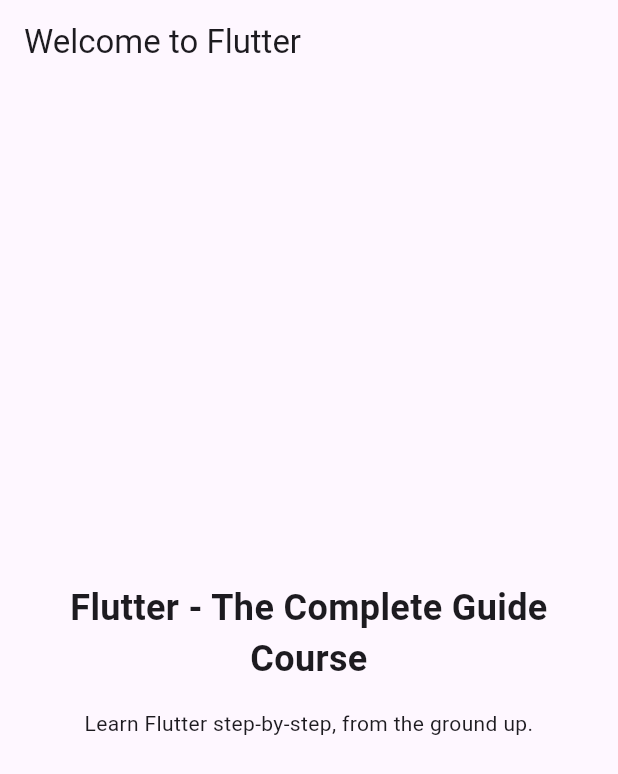
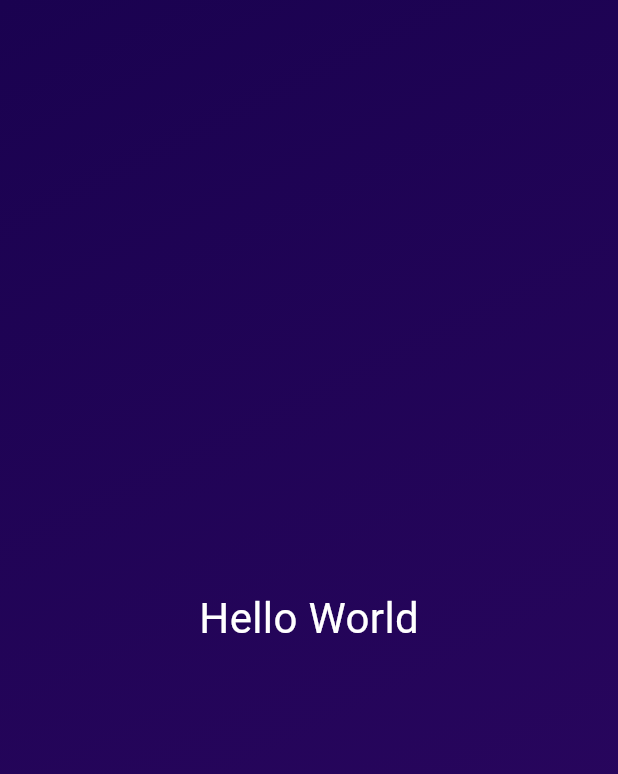
Before and after one commit to MinatoNami/flutter-dart, a Flutter app: the screen it shows after launch, on a phone screen of 412 x 824 dp. Shown: the top 774 px of the screen. Run offline on Flutter 3.47's test engine with Material 3 defaults, Android fonts, the phone set to English and light mode, and no system bars.

Commit message:
Create new hello world app

```diff
--- a/flutter_projects/first_app/lib/main.dart
+++ b/flutter_projects/first_app/lib/main.dart
@@ -1,53 +1,37 @@
 import 'package:flutter/material.dart';
 
 void main() {
-  runApp(const MyApp());
+  runApp(
+    const MaterialApp(
+      home: Scaffold(
+        body: GradientContainer(),
+      ),
+    ),
+  );
 }
 
-// With Flutter, you create user interfaces by combining "widgets"
-// You'll learn all about them (and much more) throughout this course!
-class MyApp extends StatelessWidget {
-  const MyApp({super.key});
+class GradientContainer extends StatelessWidget {
+  const GradientContainer({super.key});
 
-  // Every custom widget must have a build() method
-  // It tells Flutter, which widgets make up your custom widget
-  // Again: You'll learn all about that throughout the course!
   @override
   Widget build(BuildContext context) {
-    // Below, a bunch of built-in widgets are used (provided by Flutter)
-    // They will be explained in the next sections
-    // In this course, you will, of course, not just use them a lot but
-    // also learn about many other widgets!
-    return MaterialApp(
-      title: 'Flutter First App',
-      theme: ThemeData(useMaterial3: true),
-      home: Scaffold(
-        appBar: AppBar(
-          title: const Text('Welcome to Flutter'),
+    return Container(
+      decoration: const BoxDecoration(
+        gradient: LinearGradient(
+          colors: [
+            Color.fromARGB(255, 26, 2, 80),
+            Color.fromARGB(255, 45, 7, 98),
+          ],
+          begin: Alignment.topLeft,
+          end: Alignment.bottomRight,
         ),
-        body: Container(
-          width: double.infinity,
-          padding: const EdgeInsets.all(12),
-          child: Column(
-            mainAxisAlignment: MainAxisAlignment.center,
-            crossAxisAlignment: CrossAxisAlignment.center,
-            children: const [
-              Text(
-                'Flutter - The Complete Guide Course',
-                textAlign: TextAlign.center,
-                style: TextStyle(
-                  fontSize: 24,
-                  fontWeight: FontWeight.bold,
-                ),
-              ),
-              SizedBox(height: 16),
-              Text(
-                'Learn Flutter step-by-step, from the ground up.',
-                textAlign: TextAlign.center,
-              ),
-            ],
-          ),
-        ),
+      ),
+      child: const Center(
+        child: Text("Hello World",
+            style: TextStyle(
+              fontSize: 28,
+              color: Colors.white,
+            )),
       ),
     );
   }
```
